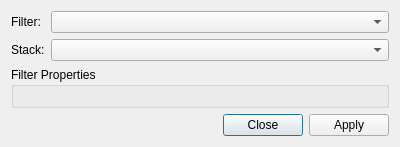
Before: the Qt Designer form mantidimaging/gui/ui/filters_window.ui in mantidproject/mantidimaging, drawn with Qt 5.
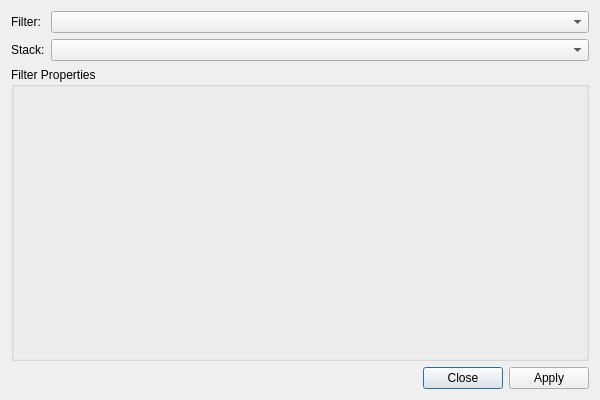
After: the same form once the commit is applied.

Commit message: Add preview area to filter dialog box

```diff
--- a/mantidimaging/gui/ui/filters_window.ui
+++ b/mantidimaging/gui/ui/filters_window.ui
@@ -6,35 +6,42 @@
    <rect>
     <x>0</x>
     <y>0</y>
-    <width>400</width>
-    <height>144</height>
+    <width>600</width>
+    <height>400</height>
    </rect>
   </property>
   <property name="windowTitle">
    <string>Filters</string>
   </property>
-  <layout class="QFormLayout" name="formLayout">
-   <item row="1" column="1">
-    <widget class="QComboBox" name="filterSelector"/>
-   </item>
-   <item row="2" column="1">
-    <widget class="QComboBox" name="stackSelector"/>
-   </item>
-   <item row="1" column="0">
+  <layout class="QHBoxLayout" name="mainLayout">
+   <item>
+    <layout class="QVBoxLayout" name="verticalLayout">
+     <item>
+      <layout class="QFormLayout" name="optionsLayout">
+       <property name="fieldGrowthPolicy">
+        <enum>QFormLayout::AllNonFixedFieldsGrow</enum>
+       </property>
+       <item row="0" column="0">
     <widget class="QLabel" name="filterLabel">
      <property name="text">
       <string>Filter:</string>
      </property>
     </widget>
    </item>
-   <item row="2" column="0">
+       <item row="0" column="1">
+        <widget class="QComboBox" name="filterSelector"/>
+       </item>
+       <item row="1" column="0">
     <widget class="QLabel" name="stackLabel">
      <property name="text">
       <string>Stack:</string>
      </property>
     </widget>
    </item>
-   <item row="3" column="0" colspan="2">
+       <item row="1" column="1">
+        <widget class="QComboBox" name="stackSelector"/>
+       </item>
+       <item row="2" column="0" colspan="2">
     <widget class="QGroupBox" name="filterPropertiesContainer">
      <property name="sizePolicy">
       <sizepolicy hsizetype="Expanding" vsizetype="Expanding">
@@ -55,7 +62,9 @@
      </layout>
     </widget>
    </item>
-   <item row="4" column="0" colspan="2">
+      </layout>
+     </item>
+     <item>
     <widget class="QDialogButtonBox" name="buttonBox">
      <property name="orientation">
       <enum>Qt::Horizontal</enum>
@@ -64,6 +73,11 @@
       <set>QDialogButtonBox::Apply|QDialogButtonBox::Close</set>
      </property>
     </widget>
+     </item>
+    </layout>
+   </item>
+   <item>
+    <layout class="QVBoxLayout" name="mplLayout"/>
    </item>
   </layout>
  </widget>
```
Lines whose indentation alone changed are shown as unchanged. The commit also changes 1 other file.
